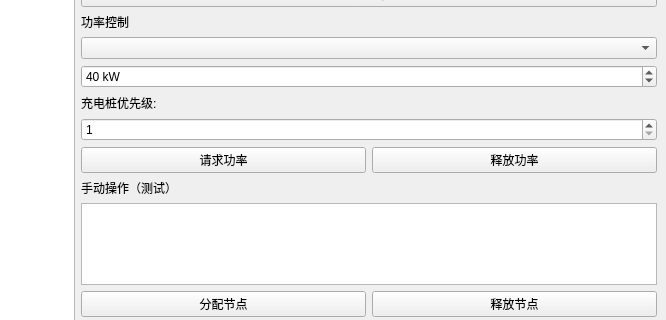
Before: the Qt Designer form RingTopologyPower/mainwindow.ui in chinuxer/pwralloc_ring, drawn with Qt 5; both pictures show x 734 to 1400 and y 81 to 401 of the 1400 by 800 pixel window.
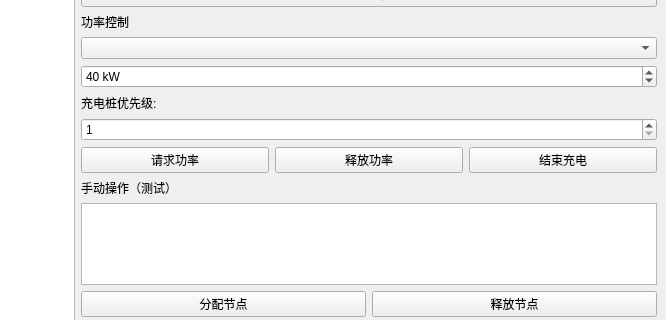
After: the same form once the commit is applied.

Commit message: <debug> Correct the missing processes in the inheritance strategy section <perform> Add a "Stop Charging" button to the UI

```diff
--- a/RingTopologyPower/mainwindow.ui
+++ b/RingTopologyPower/mainwindow.ui
@@ -180,6 +180,13 @@
           </property>
          </widget>
         </item>
+        <item>
+        <widget class="QPushButton" name="stopChargeButton">
+        <property name="text">
+         <string>结束充电</string>
+        </property>
+        </widget>
+        </item>
        </layout>
       </item>
       <item>
```
The commit also changes 5 other files.
